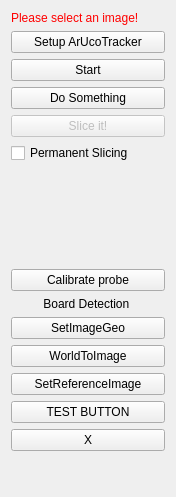
Before: the Qt Designer form Plugins/org.mitk.gui.qt.aruco/src/internal/ArucoTestViewControls.ui in ivowolf/MITK, drawn with Qt 5.
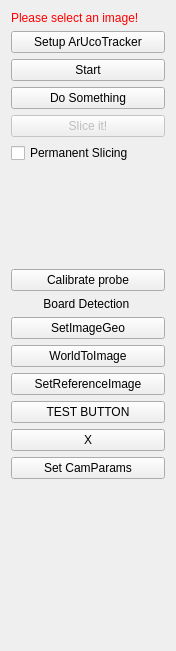
After: the same form once the commit is applied.

Diff of the .ui file:
```diff
--- a/Plugins/org.mitk.gui.qt.aruco/src/internal/ArucoTestViewControls.ui
+++ b/Plugins/org.mitk.gui.qt.aruco/src/internal/ArucoTestViewControls.ui
@@ -7,7 +7,7 @@
     <x>0</x>
     <y>0</y>
     <width>176</width>
-    <height>497</height>
+    <height>651</height>
    </rect>
   </property>
   <property name="minimumSize">
@@ -142,6 +142,13 @@
      </property>
     </widget>
    </item>
+   <item>
+    <widget class="QPushButton" name="btnCamParams">
+     <property name="text">
+      <string>Set CamParams</string>
+     </property>
+    </widget>
+   </item>
    <item>
     <spacer name="spacer1">
      <property name="orientation">
```
